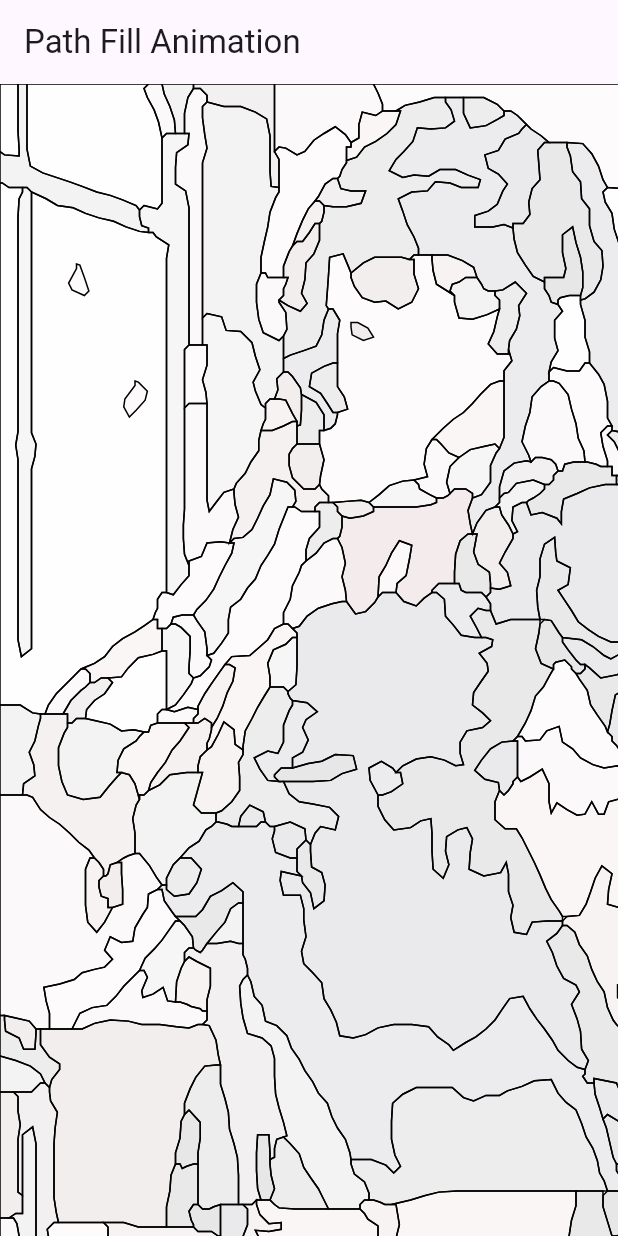
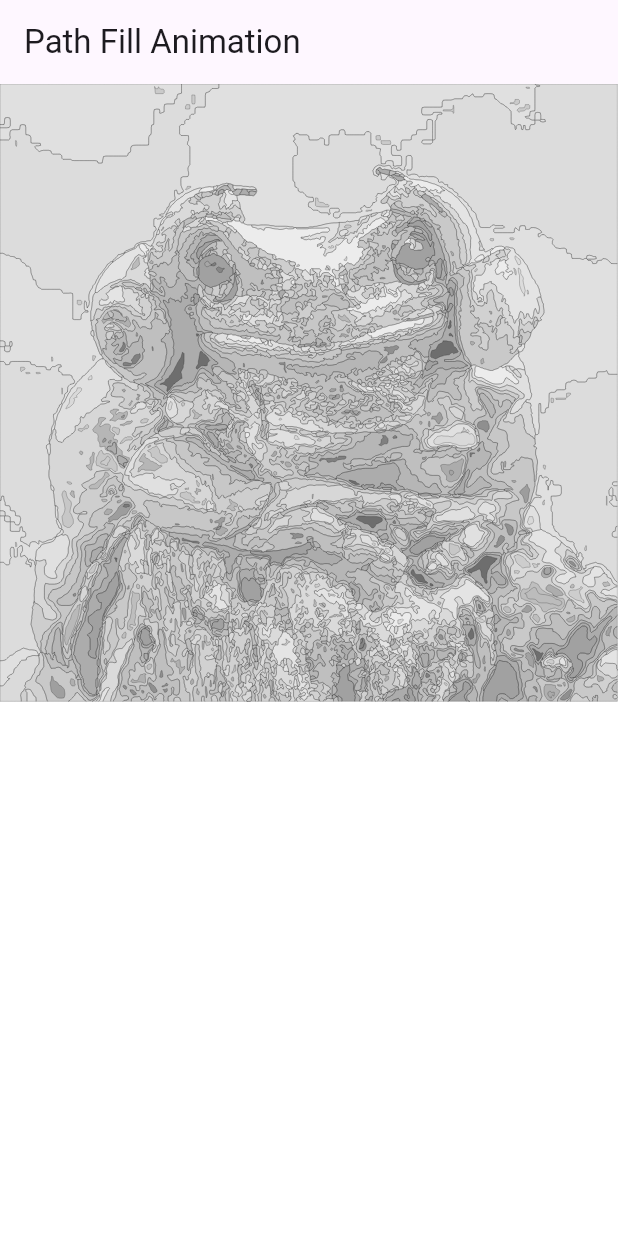
Before and after one commit to xiaolongwuhpu/flutter_learning, a Flutter app: the screen it shows after launch, after a tap on "图片填色", on a phone screen of 412 x 824 dp. Run offline on Flutter 3.47's test engine with Material 3 defaults, Android fonts, the phone set to English and light mode, and no system bars; our stand-ins replace extended_image, logger, path_drawing; missing offline and left inert: image_editor; network calls fail; project files that could hold a hidden picture were left out.

Commit message:
完善填色游戏

```diff
--- a/lib/main.dart
+++ b/lib/main.dart
@@ -1,6 +1,7 @@
 import 'package:flutter/cupertino.dart';
 import 'package:flutter/material.dart';
 import 'package:flutter_learning/paint/FillWidgetPage.dart';
+import 'package:flutter_learning/sketch/sketch_image.dart';
 import 'package:flutter_learning/slider/SliderPage.dart';
 
 import 'image/ImageCropper.dart';
@@ -49,6 +50,9 @@ class _MainPageState extends State<MainPage> {
               _buildTextButton(context, "图片填色", onPressed: () {
                 _pushPage(const FillWidgetPage());
               }),
+              _buildTextButton(context, "图片转线条", onPressed: () {
+                _pushPage( SketchImageScreen());
+              }),
             ],
           ))),
     );
--- a/lib/paint/FillWidget.dart
+++ /dev/null
@@ -1,112 +0,0 @@
-import 'package:flutter/material.dart';
-import 'package:flutter_learning/paint/MyPainter.dart';
-import 'package:flutter_learning/paint/SVGParser.dart';
-
-class FillWidget extends StatefulWidget {
-  final String assetName;
-  final Size size;
-
-  const FillWidget({super.key, required this.assetName, required this.size});
-
-  @override
-  _FillWidgetState createState() => _FillWidgetState();
-}
-
-class _FillWidgetState extends State<FillWidget> with SingleTickerProviderStateMixin {
-  late AnimationController _animationController;
-  late Animation<double> _radiusAnimation;
-  late SVGParser _parser;
-  MyPainter? _painter;
-
-  @override
-  void initState() {
-    super.initState();
-    _parser = SVGParser();
-    // _painter = MyPainter(draws: _parser.draws, colors: _parser.colors);
-    _animationController = AnimationController(duration: const Duration(milliseconds: 500), vsync: this)
-      ..repeat(reverse: true)
-      ..addStatusListener((status) {
-        if (status == AnimationStatus.completed) {
-          print("svg_fill  Animation completed");
-          setState(() {});
-        } else if (status == AnimationStatus.dismissed) {
-          print("svg_fill  Animation dismissed");
-        }
-      });
-    _radiusAnimation = Tween<double>(begin: 0.0, end: 1.0).animate(_animationController);
-    _parser.load(widget.assetName).then((_) {
-      setState(() {
-        _painter = MyPainter(draws: _parser.draws, colors: _parser.colors);
-      });
-    });
-  }
-
-  @override
-  void dispose() {
-    _animationController.dispose();
-    super.dispose();
-  }
-
-  @override
-  Widget build(BuildContext context) {
-    if (_painter == null) {
-      return const Center(
-        child: SizedBox(height: 60, width: 60, child: CircularProgressIndicator()),
-      );
-    }
-
-    var width = MediaQuery.of(context).size.width;
-    return GestureDetector(
-      onTapDown: (TapDownDetails details) {
-        RenderBox renderBox = context.findRenderObject() as RenderBox;
-        Offset localPosition = renderBox.globalToLocal(details.globalPosition);
-        double scale = width / widget.size.width;
-        Offset scaledOffset = Offset(localPosition.dx, localPosition.dy);
-        onTap(scaledOffset);
-        setState(() {
-          _painter = MyPainter(draws: _parser.draws, colors: _parser.colors);
-        });
-      },
-      child: Container(
-        color: Colors.white,
-        width: width,
-        height: width,
-        child: Center(
-          child:RepaintBoundary(
-            child: CustomPaint(
-              isComplex: true,
-              size: widget.size,
-              painter: _painter,
-            ),
-          ),
-
-
-          // Transform.translate(
-          //   offset: Offset(
-          //       -(widget.size.width - width) / 2.0 * (width / widget.size.width), -(widget.size.width - width) / 2.0 * (width / widget.size.width)),
-          //   child: Transform.scale(
-          //     scale: width / widget.size.width,
-          //     child: RepaintBoundary(
-          //       child: CustomPaint(
-          //         isComplex: true,
-          //         size: widget.size,
-          //         painter: _painter,
-          //       ),
-          //     ),
-          //   ),
-          // ),
-        ),
-      ),
-    );
-  }
-
-  void onTap(Offset offset) {
-    for (int i = 0; i < _parser.draws.length; i++) {
-      Path path = _parser.draws[i];
-      if (path.contains(offset)) {
-        _parser.colors[i] = _parser.actualColors[i];
-        return;
-      }
-    }
-  }
-}
--- a/lib/paint/FillWidgetPage.dart
+++ b/lib/paint/FillWidgetPage.dart
@@ -1,8 +1,6 @@
-import 'package:flutter/cupertino.dart';
 import 'package:flutter/material.dart';
-import 'package:flutter_svg/svg.dart';
-
-import 'FillWidget.dart';
+import 'SVGParser.dart';
+import 'SVGViewer.dart';
 
 class FillWidgetPage extends StatefulWidget {
   const FillWidgetPage({super.key});
@@ -12,33 +10,45 @@ class FillWidgetPage extends StatefulWidget {
 }
 
 class _FillWidgetPageState extends State<FillWidgetPage> {
+  SVGParser? _parser;
+  final String assetName = 'assets/images/frog.svg';
 
-
+  @override
+  void initState() {
+    super.initState();
+    _parser = SVGParser();
+    _parser?.load(assetName).then((_) {
+      Future.delayed(Duration.zero, () {
+        setState(() {});
+      });
+    });
+  }
 
   @override
   Widget build(BuildContext context) {
-    const String assetName = 'assets/images/girl.svg';
-    final Widget svg = SizedBox(
-      height: 300,
-      width: 300,
-      child: SvgPicture.asset(
-          assetName,
-          semanticsLabel: 'Acme Logo'
-      ),
-    );
+    if (_parser == null) {
+      return const Center(
+        child: SizedBox(height: 60, width: 60, child: CircularProgressIndicator()),
+      );
+    }
+    // final Widget svg = SizedBox(
+    //   height: 300,
+    //   width: 300,
+    //   child: SvgPicture.asset(
+    //       assetName,
+    //       semanticsLabel: 'Acme Logo'
+    //   ),
+    // );
 
     return MaterialApp(
       home: Scaffold(
         backgroundColor: Colors.white,
         appBar: AppBar(title: const Text('Path Fill Animation')),
         body: Container(
-          child: SizedBox(
-            width: 573,
-            height: 789,
-            child: const FillWidget(
-              assetName: assetName, // Your SVG file path
-              size: Size(573, 789), // Size of your SVG
-            ),
+          alignment: Alignment.center,
+          child: SVGViewer(
+            parser: _parser!, // Your SVG file path
+            size: Size(_parser!.svgWidth, _parser!.svgHeight), // Size of your SVG
           ),
         ),
       ),
--- a/lib/paint/MyPainter.dart
+++ b/lib/paint/MyPainter.dart
@@ -3,8 +3,9 @@ import 'package:flutter/material.dart';
 class MyPainter extends CustomPainter {
   final List<Path> draws;
   final List<Color> colors;
+  double scale;
 
-  MyPainter({required this.draws, required this.colors});
+  MyPainter({required this.draws, required this.colors, this.scale = 1.0});
 
   @override
   void paint(Canvas canvas, Size size) {
@@ -12,10 +13,12 @@ class MyPainter extends CustomPainter {
       print("svg_fill Draws or colors are empty!");
       return;
     }
+
+    canvas.scale(scale);
+    var style = textStyle();
     for (int i = 0; i < draws.length; i++) {
       Path path = draws[i];
       canvas.drawPath(path, Paint()..color = colors[i]);
-      // 然后绘制描边
       canvas.drawPath(
         path,
         Paint()
@@ -23,9 +26,59 @@ class MyPainter extends CustomPainter {
           ..style = PaintingStyle.stroke
           ..strokeWidth = 1.0,
       );
+
+      // _drawText(i, style, path, canvas);
     }
   }
 
+  void _drawText(int i, TextStyle style, Path path, Canvas canvas) {
+    final textSpan = _num("$i", style);
+    final textPainter = TextPainter(
+      text: textSpan,
+      textDirection: TextDirection.ltr,
+    );
+    textPainter.layout();
+    final pathBounds = path.getBounds();
+    final pathCenter = Offset(
+      pathBounds.left + pathBounds.width / 2,
+      pathBounds.top + pathBounds.height / 2,
+    );
+
+    // textPainter.paint(canvas, pathCenter);
+
+    final textBounds = Offset(
+          pathCenter.dx - textPainter.width / 2,
+          pathCenter.dy - textPainter.height / 2,
+        ) &
+        Size(textPainter.width, textPainter.height);
+
+    if (path.contains(textBounds.topLeft) &&
+        path.contains(textBounds.topRight) &&
+        path.contains(textBounds.bottomLeft) &&
+        path.contains(textBounds.bottomRight)) {
+      textPainter.paint(canvas, pathCenter);
+    }
+  }
+
+  _num(text, TextStyle textStyle) {
+    return TextSpan(
+      text: text,
+      style: textStyle,
+    );
+  }
+
+  TextStyle textStyle() {
+    return const TextStyle(
+      color: Colors.black,
+      fontSize: 12,
+    );
+  }
+
   @override
-  bool shouldRepaint(CustomPainter oldDelegate) => true;
+  bool shouldRepaint(CustomPainter oldDelegate){
+    if(oldDelegate is MyPainter){
+      return oldDelegate.draws != draws || oldDelegate.colors != colors;
+    }
+    return false;
+  }
 }
--- a/lib/paint/SVGParser.dart
+++ b/lib/paint/SVGParser.dart
@@ -7,6 +7,8 @@ class SVGParser {
   final List<Path> draws = [];
   List<Color> colors = [];
   List<Color> actualColors = [];
+  var svgWidth = 360.0;
+  var svgHeight = 360.0;
 
   Future<void> load(String assetName) async {
     draws.clear();
@@ -16,6 +18,11 @@ class SVGParser {
     final document = XmlDocument.parse(svg);
     final svgRoot = document.rootElement;
     Iterable<XmlElement> pathNodes = svgRoot.findAllElements('path');
+    if (svgRoot.getAttribute('width') != null && svgRoot.getAttribute('height') != null) {
+      svgWidth = double.parse(svgRoot.getAttribute('width')!);
+      svgHeight = double.parse(svgRoot.getAttribute('height')!);
+    }
+
     List<XmlElement> pathNodesList = pathNodes.toList();
     RegExp colorRegex = RegExp(r"#\w{6}");
     for (int i = 0; i < pathNodesList.length; i++) {
@@ -29,10 +36,10 @@ class SVGParser {
     _checkColors();
   }
 
-   _checkColors(){
+  _checkColors() {
     if (colors.isNotEmpty) return;
-    colors =  List.generate(draws.length, (index) => Colors.blueAccent.withOpacity(0.1));
-    actualColors =  List.generate(draws.length, (index) => Colors.green);
+    colors = List.generate(draws.length, (index) => Colors.blueAccent.withOpacity(0.1));
+    actualColors = List.generate(draws.length, (index) => Colors.green);
   }
 
   void assemblyColor(RegExp colorRegex, String? style) {
@@ -41,15 +48,36 @@ class SVGParser {
       if (colorMatch != null) {
         final colorString = colorMatch.group(0);
         final color = colorString != null ? Color(int.parse(colorString!.substring(1), radix: 16) | 0xFF000000) : Colors.black;
-        colors.add(color.withOpacity(0.1));
+        colors.add(color.withOpacity(0.0));
         actualColors.add(color);
-      }else {
+      } else {
         final colorString = convertRgbToHex(extractFillColor(style));
         final color = colorString != null ? Color(int.parse(colorString!.substring(1), radix: 16) | 0xFF000000) : Colors.black;
-        colors.add(color.withOpacity(0.1));
+        if (colorString == null) return;
+        var grayFromHex = getGrayFromHex(colorString);
+        colors.add(grayToColor(grayFromHex).withAlpha(100));
         actualColors.add(color);
       }
     }
+  }
+
+  int getGrayFromHex(String hexColor) {
+    Color color = hexToColor(hexColor);
+    int r = color.red;
+    int g = color.green;
+    int b = color.blue;
+
+    // 计算灰度值
+    int gray = (r * 299 + g * 587 + b * 114) ~/ 1000;
+    return gray;
+  }
+
+  Color hexToColor(String code) {
+    return Color(int.parse(code.substring(1, 7), radix: 16));
+  }
+
+  Color grayToColor(int gray) {
+    return Color.fromARGB(255, gray, gray, gray);
   }
 
   String? extractFillColor(String input) {
--- a/lib/paint/SVGViewer.dart
+++ b/lib/paint/SVGViewer.dart
@@ -1,60 +1,89 @@
 import 'package:flutter/material.dart';
 import 'package:flutter_learning/paint/SVGParser.dart';
+import 'dart:math' as math;
+import 'MyPainter.dart';
 
-import 'MyPainter.dart';
 class SVGViewer extends StatefulWidget {
   final SVGParser parser;
   final Size size;
 
-  SVGViewer({required this.parser, required this.size});
+  const SVGViewer({super.key, required this.parser, required this.size});
 
   @override
   _SVGViewerState createState() => _SVGViewerState();
 }
 
-class _SVGViewerState extends State<SVGViewer> {
-  late MyPainter _painter;
+class _SVGViewerState extends State<SVGViewer> with SingleTickerProviderStateMixin {
+  double scale = 1.0;
+  bool isScaling = false;
+
+  // late AnimationController _animationController;
+  // late Animation<double> _radiusAnimation;
 
   @override
   void initState() {
+    // _animationController = AnimationController(
+    //     duration: const Duration(milliseconds: 1000), vsync: this)
+    //   ..repeat(reverse: true)
+    //   ..addStatusListener((status) {
+    //     if (status == AnimationStatus.completed) {
+    //       print("Animation completed");
+    //       setState(() {});
+    //     } else if (status == AnimationStatus.dismissed) {
+    //       print("Animation dismissed");
+    //     }
+    //   });
+    // _radiusAnimation = Tween<double>(begin: 0.0, end: 1.0).animate(_animationController);
     super.initState();
-    _painter = MyPainter(draws: widget.parser.draws, colors: widget.parser.colors);
+  }
+
+  @override
+  void dispose() {
+    // _animationController?.dispose();
+    super.dispose();
   }
 
   @override
   Widget build(BuildContext context) {
-    var width = MediaQuery.of(context).size.width;
+    if (widget.parser == null || widget.parser.draws.isEmpty || widget.parser.colors.isEmpty /*|| _animationController == null*/) {
+      return const Center(
+        child: SizedBox(height: 60, width: 60, child: CircularProgressIndicator()),
+      );
+    }
+
+    var screenWidth = MediaQuery.of(context).size.width;
+    var screenHeight = MediaQuery.of(context).size.height;
+    scale = math.min((screenWidth / widget.size.width), (screenHeight / widget.size.height));
+    var svgWidth = widget.size.width * scale;
+    var svgHeight = widget.size.height * scale;
+
     return InteractiveViewer(
-      boundaryMargin: const EdgeInsets.all(50),
+      onInteractionStart: (details) {
+        if (details.pointerCount > 1) {
+          isScaling = true;
+        }
+      },
+      onInteractionEnd: (details) {
+        isScaling = false;
+      },
       maxScale: 6,
+      minScale: 0.2,
       child: OverflowBox(
         child: GestureDetector(
           onTapDown: (TapDownDetails details) {
-            Offset offset = Offset(
-                details.localPosition.dx / (width / widget.size.width),
-                details.localPosition.dy / (width / widget.size.width));
+            if (isScaling) return;
+            Offset offset = Offset(details.localPosition.dx / scale, details.localPosition.dy / scale);
             onTap(offset);
-            setState(() {});
           },
           child: Container(
-            color: Colors.white,
-            width: width,
-            height: width,
-            child: Center(
-              child: Transform.translate(
-                offset: Offset(
-                    -(widget.size.width - width) / 2.0 * (width / widget.size.width),
-                    -(widget.size.width - width) / 2.0 * (width / widget.size.width)),
-                child: Transform.scale(
-                  scale: width / widget.size.width,
-                  child: RepaintBoundary(
-                    child: CustomPaint(
-                      isComplex: true,
-                      size: Size(widget.size.width, widget.size.width),
-                      painter: _painter,
-                    ),
-                  ),
-                ),
+            width: screenWidth,
+            height: screenHeight,
+            child: RepaintBoundary(
+              child: CustomPaint(
+                key: UniqueKey(),
+                isComplex: true,
+                size: Size(svgWidth, svgHeight),
+                painter: MyPainter(draws: widget.parser.draws, colors: widget.parser.colors, scale: scale),
               ),
             ),
           ),
@@ -67,7 +96,12 @@ class _SVGViewerState extends State<SVGViewer> {
     for (int i = 0; i < widget.parser.draws.length; i++) {
       Path path = widget.parser.draws[i];
       if (path.contains(offset)) {
-        widget.parser.colors[i] = widget.parser.actualColors[i];
+        if (widget.parser.colors[i].opacity == 1.0) {
+          return;
+        }
+        setState(() {
+          widget.parser.colors[i] = widget.parser.actualColors[i];
+        });
         return;
       }
     }
--- a/pubspec.yaml
+++ b/pubspec.yaml
@@ -46,6 +46,7 @@ dependencies:
   path_drawing: ^1.0.1
   xml: ^6.5.0
   flutter_svg: ^2.0.10+1
+  image: ^3.0.1
 
 dev_dependencies:
   flutter_test:
@@ -72,6 +73,7 @@ flutter:
   # To add assets to your application, add an assets section, like this:
   assets:
      - assets/images/
+     - assets/images/o/
   # An image asset can refer to one or more resolution-specific "variants", see
   # https://flutter.dev/assets-and-images/#resolution-aware
 
```
Also changed, not shown: lib/sketch/sketch_image.dart (added, +95 -0 lines), assets/images/frog.svg (added), assets/images/o/code.jpeg (added), assets/images/o/girl.jpeg (added), 1 other file.
